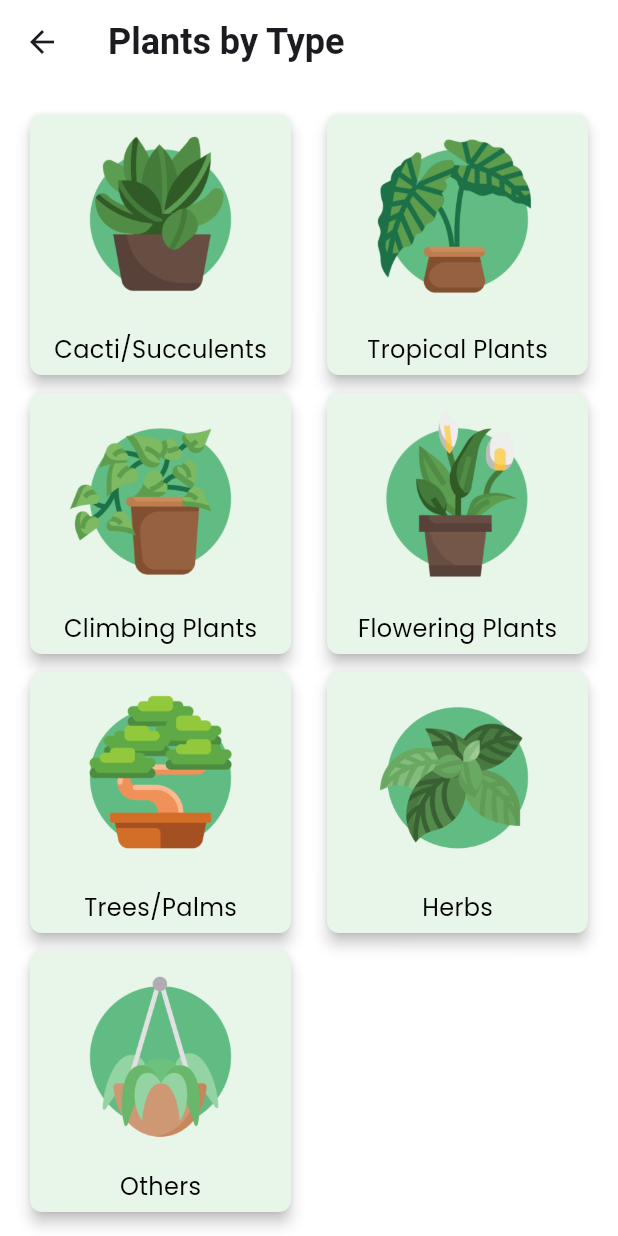
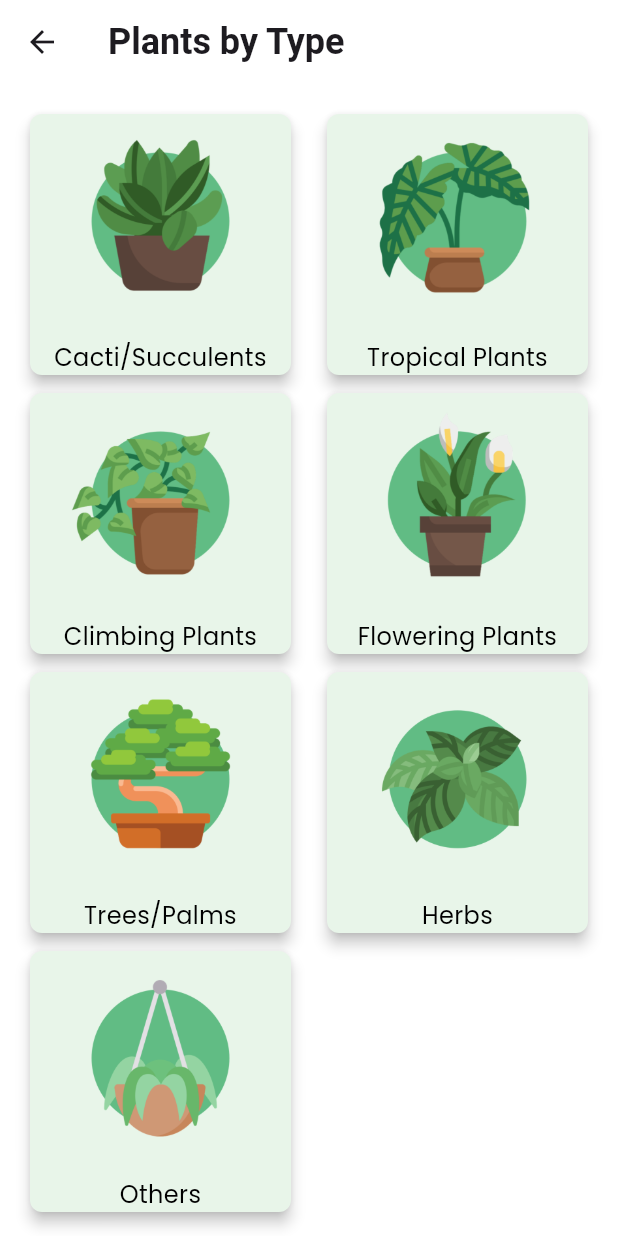
Before and after one commit to GeroStoewe/plant_friends, a Flutter app: the screen it shows after launch, item 3 of the bottom bar chosen, after a tap on "By Type", on a phone screen of 412 x 824 dp. Run offline on Flutter 3.47's test engine with Material 3 defaults, Android fonts, the phone set to English and light mode, and no system bars; our stand-ins replace auto_size_text, cloud_firestore, curved_labeled_navigation_bar, firebase_core, firebase_database, firebase_messaging and 5 more; accounts and stored records are empty.

Commit message:
- adjustments to Benjamins Phone

```diff
--- /dev/null
+++ b/lib/Services/firebase_api.dart
@@ -0,0 +1,12 @@
+import 'package:firebase_messaging/firebase_messaging.dart';
+
+class FirebaseApi {
+  final _firebaseMessaging = FirebaseMessaging.instance;
+
+  Future<void> initNotifications() async {
+    await _firebaseMessaging.requestPermission();
+    final fCMToken = await _firebaseMessaging.getToken();
+    print('Token: $fCMToken');
+  }
+
+}
--- a/lib/main.dart
+++ b/lib/main.dart
@@ -12,6 +12,7 @@ import 'package:plant_friends/themes/light_theme.dart';
 
 import 'package:plant_friends/plants/my_plants_page.dart';
 
+import 'Services/firebase_api.dart';
 import 'calendar/calendar_page.dart';
 import 'plantwiki/plant_wiki_page.dart';
 import 'account/account_page.dart';
@@ -22,6 +23,8 @@ Future<void> main() async {
   await Firebase.initializeApp(
     options: DefaultFirebaseOptions.currentPlatform,
   );
+
+  await FirebaseApi().initNotifications();
   runApp(const MyApp());
 }
 
--- a/lib/plantWiki/wiki_plantdetail_page.dart
+++ b/lib/plantWiki/wiki_plantdetail_page.dart
@@ -174,6 +174,8 @@ class PlantWikiDetailPage extends StatelessWidget {
   }
 
   void _showFullImageDialog(BuildContext context) {
+    bool isDarkMode = Theme.of(context).brightness == Brightness.dark;
+
     final imageUrl = plant['image_url'] ?? '';
 
     showDialog(
@@ -211,7 +213,7 @@ class PlantWikiDetailPage extends StatelessWidget {
                       context: context,
                       builder: (BuildContext context) {
                         return AlertDialog(
-                          backgroundColor: Colors.black,
+                          backgroundColor: isDarkMode ? dmCardBG : lmCardBG,
                           title:  Text(
                             'Image URL',
                             style: Theme.of(context).textTheme.headlineSmall,
--- a/lib/widgets/card_filter.dart
+++ b/lib/widgets/card_filter.dart
@@ -1,7 +1,6 @@
 import 'package:flutter/material.dart';
 
 import '../themes/colors.dart';
-
 class FilterCard extends StatelessWidget {
   final String title;
   final String imagePath;
@@ -31,16 +30,22 @@ class FilterCard extends StatelessWidget {
         child: Column(
           mainAxisAlignment: MainAxisAlignment.center,
           children: [
-            Image.asset(
-              imagePath,
-              width: 130,
-              height: 130,
-              fit: BoxFit.cover,
+            // Allow the image to take up flexible space to avoid overflow
+            Expanded(
+              child: Padding(
+                padding: const EdgeInsets.all(8.0),
+                child: Image.asset(
+                  imagePath,
+                  fit: BoxFit.contain,
+                ),
+              ),
             ),
-            const SizedBox(height: 10),
+            const SizedBox(height: 8), // Reduce the height a bit
             Text(
               title,
               style: Theme.of(context).textTheme.bodyMedium,
+              textAlign: TextAlign.center,
+              overflow: TextOverflow.ellipsis, // Add ellipsis if text is too long
             ),
           ],
         ),
--- a/pubspec.yaml
+++ b/pubspec.yaml
@@ -46,7 +46,9 @@ dependencies:
   line_icons: ^2.0.3
   fluentui_system_icons: ^1.1.257
   cloud_firestore: ^4.17.5
-  flutter_local_notifications: ^13.0.0
+  firebase_messaging: ^14.7.10
+  firebase_analytics: ^10.10.7
+  auto_size_text: ^3.0.0
 
 dev_dependencies:
   flutter_test:
```
Also changed, not shown: lib/Services/notifi_service.dart (+40 -4 lines), lib/calendar/calendar_page.dart (+9 -8 lines), lib/widgets/custom_info_card.dart (+15 -3 lines), pubspec.lock, 3 other files.
